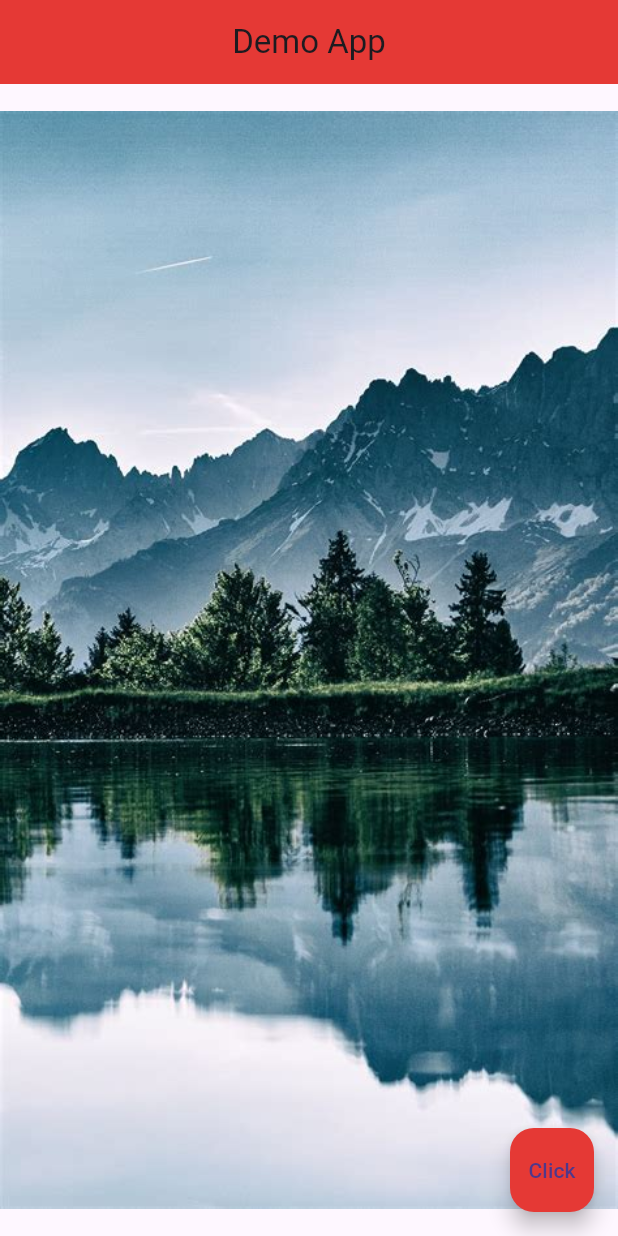
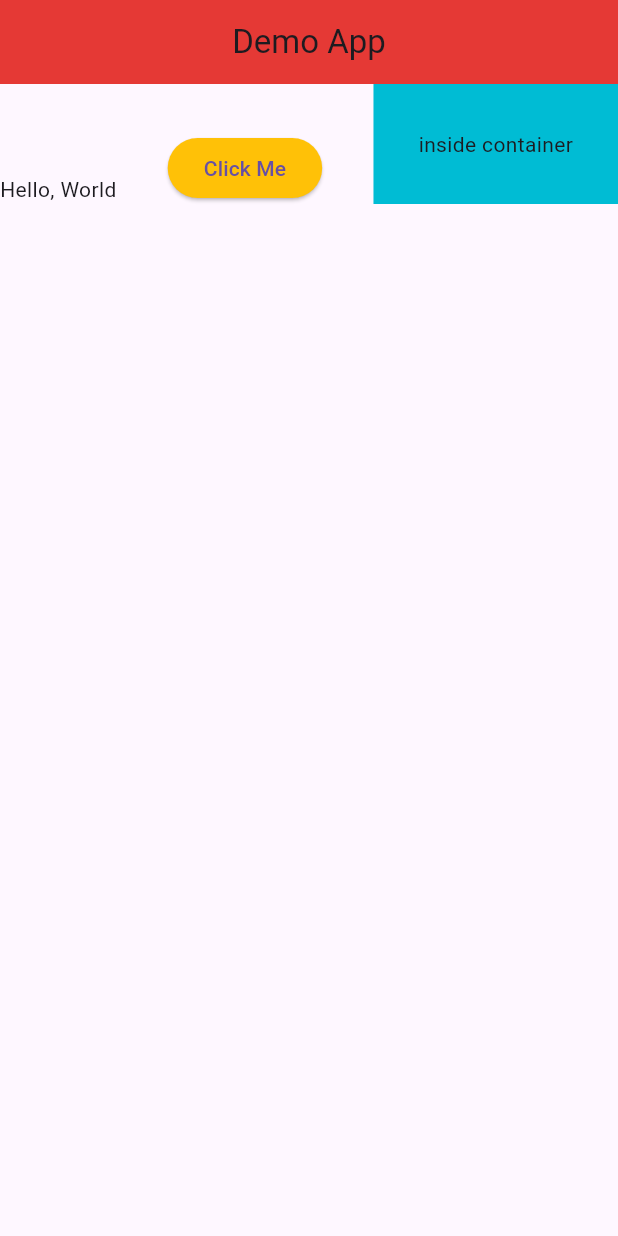
Before and after one commit to gulzarsingh12/flutter-demoapp, a Flutter app: the screen it shows after launch, on a phone screen of 412 x 824 dp. Run offline on Flutter 3.47's test engine with Material 3 defaults, Android fonts, the phone set to English and light mode, and no system bars.

Commit message:
container, button and rows

```diff
--- /dev/null
+++ b/lib/container.dart
@@ -0,0 +1,31 @@
+import 'package:flutter/material.dart';
+
+class Home extends StatelessWidget {
+  const Home({super.key});
+
+  @override
+  Widget build(BuildContext context) {
+    return Scaffold(
+      appBar: AppBar(
+        title: const Text('Demo App'),
+        centerTitle: true,
+        backgroundColor: Colors.red[600],
+      ),
+      // body: Container(
+      //   color: Colors.grey[400],
+      //   padding: EdgeInsets.all(30),
+      //   margin: EdgeInsets.all(100.0),
+      //   child: Text('Hello'),
+      // ),
+      body: Padding(
+        padding: EdgeInsets.all(100.0),
+        child: Text('Hello', style: TextStyle(color: Colors.amber, backgroundColor: Colors.lightBlue),)
+      ),
+      floatingActionButton: FloatingActionButton(
+        onPressed: () {  },
+        backgroundColor: Colors.red[600],
+        child: const Text('Click'),
+      ),
+    );
+  }
+}
--- a/lib/main.dart
+++ b/lib/main.dart
@@ -1,5 +1,5 @@
 import 'package:flutter/material.dart';
-import 'package:flutter_demoapp/image.dart';
+import 'package:flutter_demoapp/rows.dart';
 
 void main() => runApp(const MaterialApp(
     home: Home()
--- /dev/null
+++ b/lib/rows.dart
@@ -0,0 +1,29 @@
+import 'package:flutter/material.dart';
+
+class Home extends StatelessWidget {
+  const Home({super.key});
+
+  @override
+  Widget build(BuildContext context) {
+    return Scaffold(
+      appBar: AppBar(
+        title: const Text('Demo App'),
+        centerTitle: true,
+        backgroundColor: Colors.red[600],
+      ),
+      body: Row(
+        mainAxisAlignment: MainAxisAlignment.spaceBetween,
+        //crossAxisAlignment: CrossAxisAlignment.stretch,
+        crossAxisAlignment: CrossAxisAlignment.end,
+        children: [
+          Text('Hello, World'),
+          ElevatedButton(onPressed: ()=>print('Clicked me'), child: Text('Click Me'), style: ElevatedButton.styleFrom(backgroundColor: Colors.amber),),
+          Container(
+            child: Text('inside container'),
+            color: Colors.cyan,
+            padding: EdgeInsets.all(30.0),
+          )],
+      ),
+    );
+  }
+}
```
Also changed, not shown: lib/buttonIcon.dart (added, +47 -0 lines).
